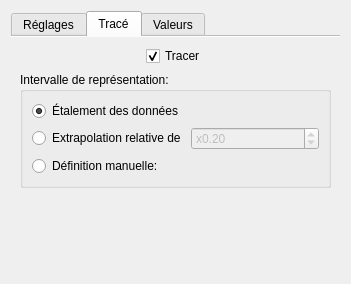
First picture: the form in DataPlot/polynomialmodelwidget.ui, repository AdelKS/ZeGrapher, before the edit.
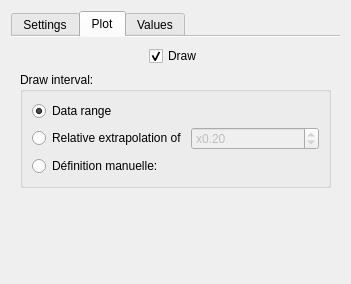
Second picture: the form after the edit.

```diff
--- a/DataPlot/polynomialmodelwidget.ui
+++ b/DataPlot/polynomialmodelwidget.ui
@@ -33,7 +33,7 @@
      </property>
      <widget class="QWidget" name="configTab">
       <attribute name="title">
-       <string>Réglages</string>
+       <string>Settings</string>
       </attribute>
       <layout class="QVBoxLayout" name="verticalLayout_3">
        <property name="spacing">
@@ -150,7 +150,7 @@
      </widget>
      <widget class="QWidget" name="drawTab">
       <attribute name="title">
-       <string>Tracé</string>
+       <string>Plot</string>
       </attribute>
       <layout class="QVBoxLayout" name="verticalLayout_4">
        <item>
@@ -171,7 +171,7 @@
          <item>
           <widget class="QCheckBox" name="drawModel">
            <property name="text">
-            <string>Tracer</string>
+            <string>Draw</string>
            </property>
            <property name="checked">
             <bool>true</bool>
@@ -196,13 +196,13 @@
        <item>
         <widget class="QGroupBox" name="groupBox_2">
          <property name="title">
-          <string>Intervalle de représentation:</string>
+          <string>Draw interval:</string>
          </property>
          <layout class="QVBoxLayout" name="verticalLayout_5">
           <item>
            <widget class="QRadioButton" name="dataInterval">
             <property name="text">
-             <string>Étalement des données</string>
+             <string>Data range</string>
             </property>
             <property name="checked">
              <bool>true</bool>
@@ -217,7 +217,7 @@
             <item>
              <widget class="QRadioButton" name="relativeExtrapolation">
               <property name="text">
-               <string>Extrapolation relative de </string>
+               <string>Relative extrapolation of </string>
               </property>
              </widget>
             </item>
@@ -282,7 +282,7 @@
      </widget>
      <widget class="QWidget" name="vals">
       <attribute name="title">
-       <string>Valeurs</string>
+       <string>Values</string>
       </attribute>
       <layout class="QVBoxLayout" name="verticalLayout_6">
        <item>
```
Left out of the diff: 10 changed lines with no effect on the pictures.
